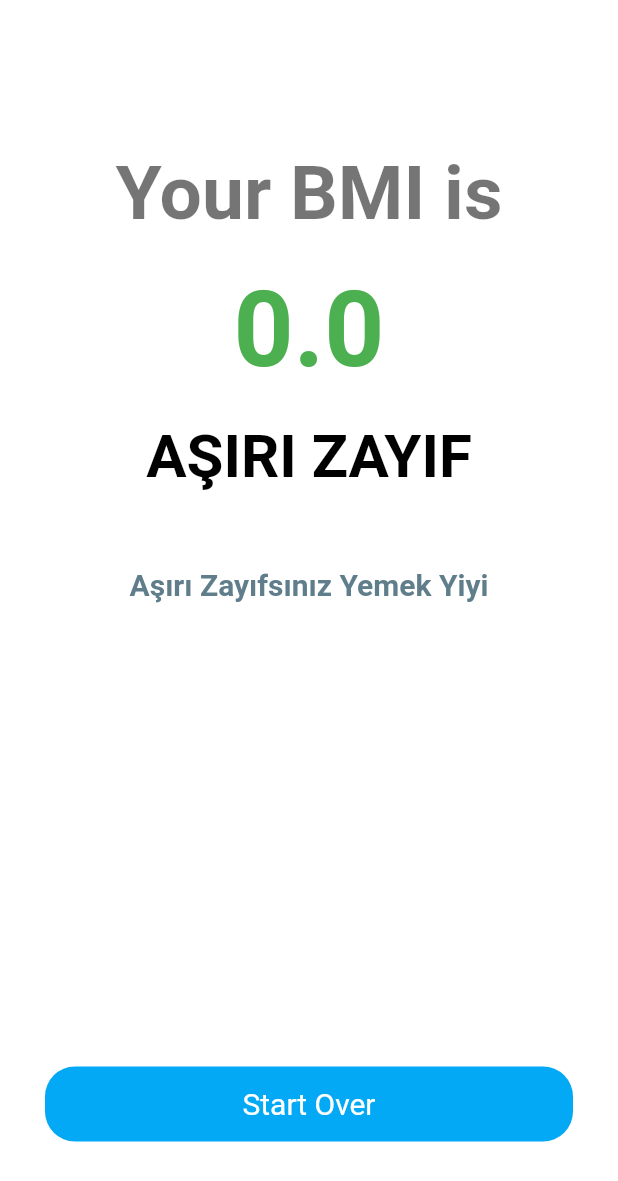
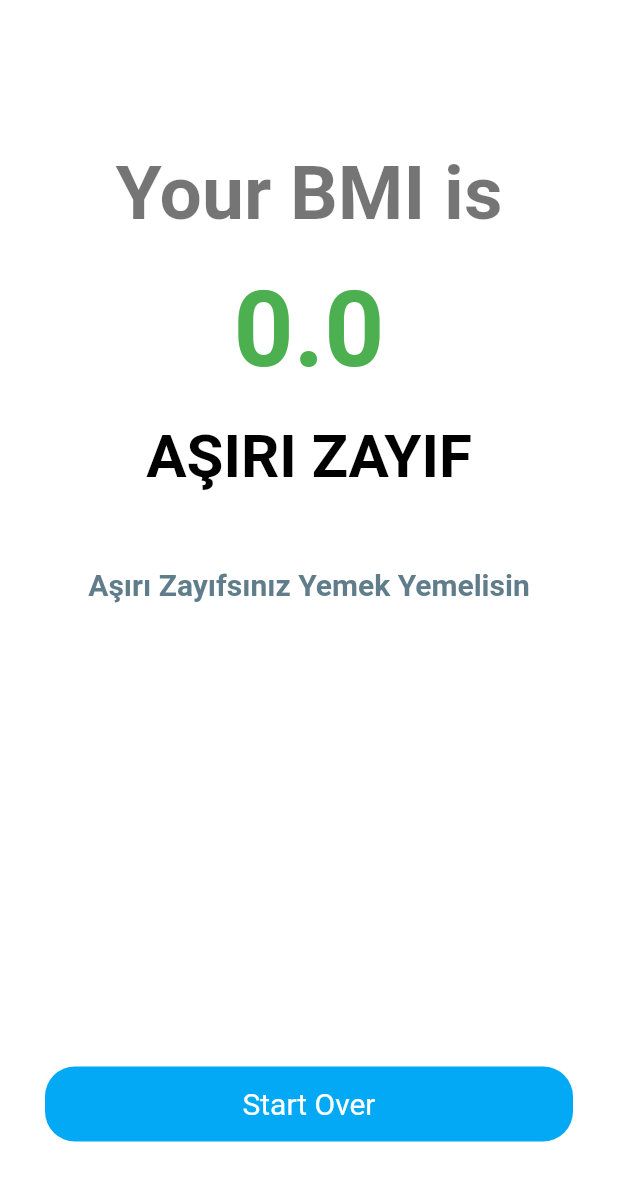
Before and after one commit to TarkanKara/BMI_CalculatorApp, a Flutter app: the screen it shows after launch, after a tap on "Calculate BMI", on a phone screen of 412 x 824 dp. Shown: the top 1181 px of the screen. Run offline on Flutter 3.47's test engine with Material 2 defaults, Android fonts, the phone set to English and light mode, and no system bars.

Commit message:
Update CalculateBMI.dart

```diff
--- a/lib/CalculateBMI.dart
+++ b/lib/CalculateBMI.dart
@@ -31,7 +31,7 @@ class CalculateBMI {
 
   String feedBack() {
     if (_bmi < 18.50) {
-      return ("Aşırı Zayıfsınız Yemek Yiyi");
+      return ("Aşırı Zayıfsınız Yemek Yemelisin");
     } else if (_bmi >= 18.50 && _bmi <= 24.90) {
       return ("Kilonuz ideal");
     } else if (_bmi > 24.90 && _bmi <= 29.50) {
```
